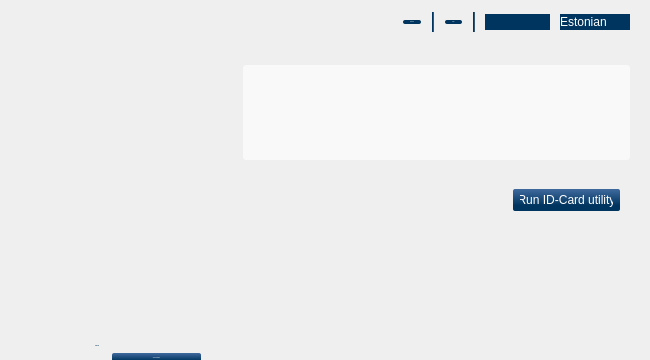
Before: the Qt Designer form qdigidocclient/trunk/src/ui/MainWindow.ui in tixsys/esteid, drawn with Qt 5; both pictures show x 0 to 650 and y 0 to 360 of the 650 by 540 pixel window.
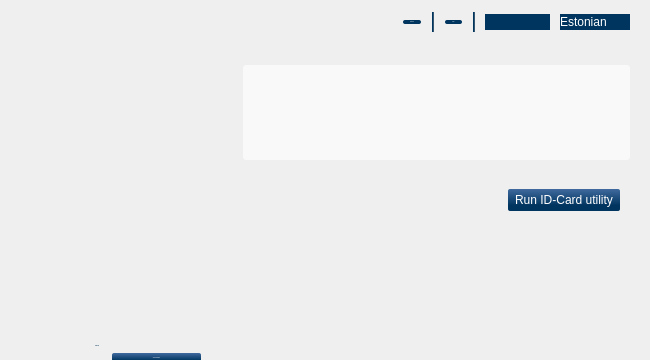
After: the same form once the commit is applied. Icons and pictures are not drawn. Custom widgets are drawn as their Qt base class.

Commit message: qdigidocclient: don't cut fonts

```diff
--- a/qdigidocclient/trunk/src/ui/MainWindow.ui
+++ b/qdigidocclient/trunk/src/ui/MainWindow.ui
@@ -114,7 +114,8 @@
 border-radius: 3px;
 color: #668696;
 font: bold;
-padding: 10px;
+padding-left: 10px;
+padding-right: 10px;
 }
 
 #utilityLabel
@@ -341,8 +342,8 @@
            </property>
            <property name="sizeHint" stdset="0">
             <size>
-             <width>475</width>
-             <height>20</height>
+             <width>0</width>
+             <height>0</height>
             </size>
            </property>
           </spacer>
```
